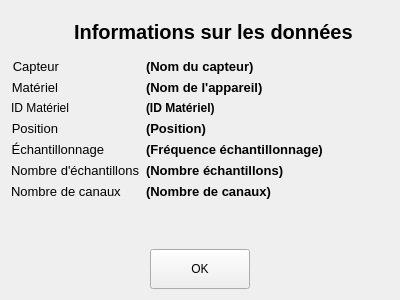
The window that python/resources/ui/DataInfosWidget.ui (introlab/OpenIMU) describes before a commit, drawn with Qt 5.
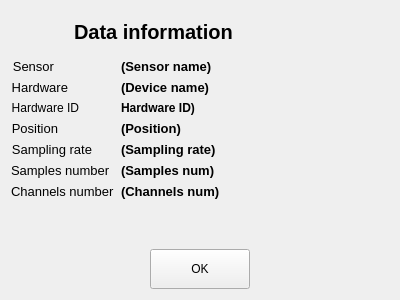
The same window after the commit. Icons and pictures are not drawn.

What changed in the file:
```diff
--- a/python/resources/ui/DataInfosWidget.ui
+++ b/python/resources/ui/DataInfosWidget.ui
@@ -57,13 +57,12 @@
         <property name="font">
          <font>
           <pointsize>15</pointsize>
-          <weight>75</weight>
           <italic>false</italic>
           <bold>true</bold>
          </font>
         </property>
         <property name="text">
-         <string>Informations sur les données</string>
+         <string>Data information</string>
         </property>
        </widget>
       </item>
@@ -86,7 +85,7 @@
         </font>
        </property>
        <property name="text">
-        <string>Capteur</string>
+        <string>Sensor</string>
        </property>
        <property name="alignment">
         <set>Qt::AlignRight|Qt::AlignTrailing|Qt::AlignVCenter</set>
@@ -98,12 +97,11 @@
        <property name="font">
         <font>
          <pointsize>10</pointsize>
-         <weight>75</weight>
          <bold>true</bold>
         </font>
        </property>
        <property name="text">
-        <string>(Nom du capteur)</string>
+        <string notr="true">(Sensor name)</string>
        </property>
       </widget>
      </item>
@@ -121,7 +119,7 @@
         </font>
        </property>
        <property name="text">
-        <string>Matériel</string>
+        <string>Hardware</string>
        </property>
        <property name="alignment">
         <set>Qt::AlignRight|Qt::AlignTrailing|Qt::AlignVCenter</set>
@@ -133,12 +131,11 @@
        <property name="font">
         <font>
          <pointsize>10</pointsize>
-         <weight>75</weight>
          <bold>true</bold>
         </font>
        </property>
        <property name="text">
-        <string>(Nom de l'appareil)</string>
+        <string notr="true">(Device name)</string>
        </property>
       </widget>
      </item>
@@ -151,7 +148,7 @@
         </sizepolicy>
        </property>
        <property name="text">
-        <string>ID Matériel</string>
+        <string>Hardware ID</string>
        </property>
        <property name="alignment">
         <set>Qt::AlignRight|Qt::AlignTrailing|Qt::AlignVCenter</set>
@@ -162,12 +159,11 @@
       <widget class="QLabel" name="lblHWIDValue">
        <property name="font">
         <font>
-         <weight>75</weight>
          <bold>true</bold>
         </font>
        </property>
        <property name="text">
-        <string>(ID Matériel)</string>
+        <string notr="true">Hardware ID)</string>
        </property>
       </widget>
      </item>
@@ -197,7 +193,6 @@
        <property name="font">
         <font>
          <pointsize>10</pointsize>
-         <weight>75</weight>
          <bold>true</bold>
         </font>
        </property>
@@ -220,7 +215,7 @@
         </font>
        </property>
        <property name="text">
-        <string>Échantillonnage</string>
+        <string>Sampling rate</string>
        </property>
        <property name="alignment">
         <set>Qt::AlignRight|Qt::AlignTrailing|Qt::AlignVCenter</set>
@@ -232,12 +227,11 @@
        <property name="font">
         <font>
          <pointsize>10</pointsize>
-         <weight>75</weight>
          <bold>true</bold>
         </font>
        </property>
        <property name="text">
-        <string>(Fréquence échantillonnage)</string>
+        <string notr="true">(Sampling rate)</string>
        </property>
       </widget>
      </item>
@@ -249,7 +243,7 @@
         </font>
        </property>
        <property name="text">
-        <string>Nombre d'échantillons</string>
+        <string>Samples number</string>
        </property>
       </widget>
      </item>
@@ -258,12 +252,11 @@
        <property name="font">
         <font>
          <pointsize>10</pointsize>
-         <weight>75</weight>
          <bold>true</bold>
         </font>
        </property>
        <property name="text">
-        <string>(Nombre échantillons)</string>
+        <string notr="true">(Samples num)</string>
        </property>
       </widget>
      </item>
@@ -275,7 +268,7 @@
         </font>
        </property>
        <property name="text">
-        <string>Nombre de canaux</string>
+        <string>Channels number</string>
        </property>
       </widget>
      </item>
@@ -284,12 +277,11 @@
        <property name="font">
         <font>
          <pointsize>10</pointsize>
-         <weight>75</weight>
          <bold>true</bold>
         </font>
        </property>
        <property name="text">
-        <string>(Nombre de canaux)</string>
+        <string notr="true">(Channels num)</string>
        </property>
       </widget>
      </item>
```
Left out of the diff: 18 changed lines with no effect on the pictures.
